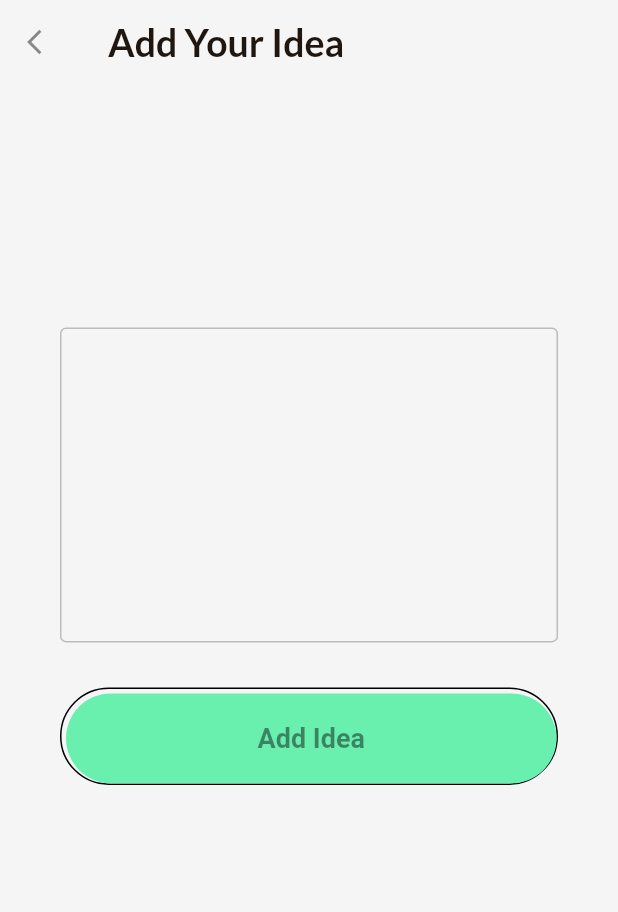
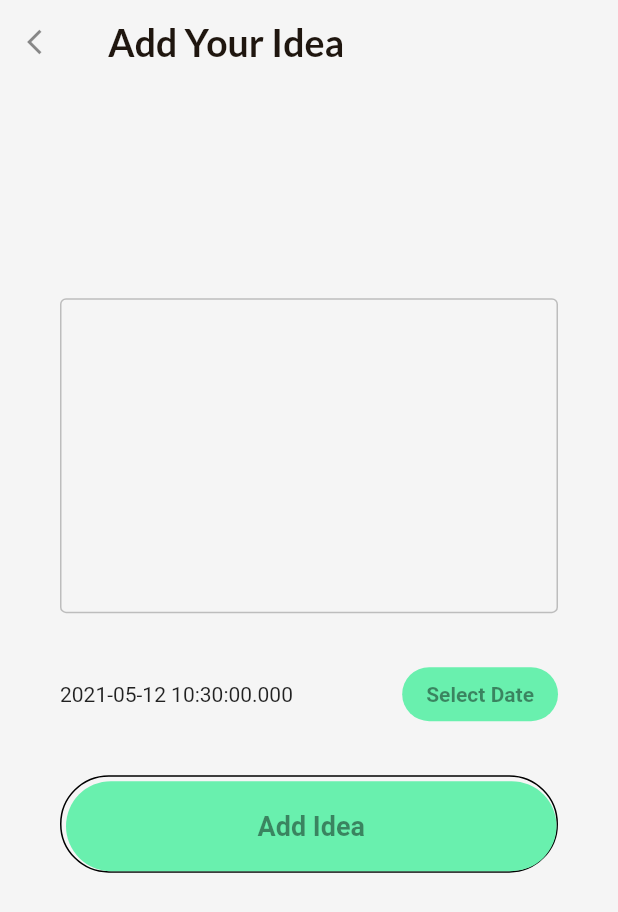
Before and after one commit to saurabhgrewal718/my_notes_flutter_app, a Flutter app: the Idea_form_container screen opened by its route, on a phone screen of 412 x 824 dp. Shown: the top 912 px of the screen. Run offline on Flutter 3.47's test engine with Material 2 defaults, Android fonts, the phone set to English and light mode, and no system bars; our stand-ins replace cloud_firestore, firebase_core, flutter_icons, get, google_fonts; accounts and stored records are empty.

Commit message:
date time added

```diff
--- a/lib/pages/idea.dart
+++ b/lib/pages/idea.dart
@@ -1,5 +1,6 @@
 import 'package:flutter/material.dart';
 import 'package:flutter/services.dart';
+import 'package:intl/intl.dart';
 import '../themes.dart';
 
 
@@ -11,8 +12,11 @@ class Idea extends StatefulWidget {
 class _IdeaState extends State<Idea> {
   // final _auth = FirebaseAuth.instance;
   final _form = GlobalKey<FormState>();
+  DateTime currentDate = DateTime.now();
   String _idea = '';
-  String _date = '';
+  DateTime _date;
+  String _formattedDate='';
+  String _formattedTime='';
   var _isLoading= false;
 
   @override
@@ -21,11 +25,23 @@ class _IdeaState extends State<Idea> {
     FocusScope.of(context).unfocus();
     _form.currentState.save();
     print(_idea);
-    print(_date);
-    // Navigator.of(context).pop();
+    print(_formattedDate);
+    print(_formattedTime);
+    Navigator.of(context).pop();
 
   }
 
+  Future<void> _selectDate(BuildContext context) async {
+    final DateTime pickedDate = await showDatePicker(
+        context: context,
+        initialDate: currentDate,
+        firstDate: DateTime(2015),
+        lastDate: DateTime(2050));
+    if (pickedDate != null && pickedDate != currentDate)
+      setState(() {
+        currentDate = pickedDate;
+      });
+  }
 
   @override
   Widget build(BuildContext context) {
@@ -66,10 +82,31 @@ class _IdeaState extends State<Idea> {
                           ),
                           onSaved: (value){
                             _idea=value;
-                            _date=DateTime.now().toString();
+                            _date=DateTime.now();
+                            _formattedDate = DateFormat('yyyy-MM-dd').format(_date);
+                            _formattedTime = DateFormat('kk:mm').format(_date);
                           },
                         ),
-
+                        SizedBox(height: 30,),
+                        Row(
+                          mainAxisAlignment: MainAxisAlignment.spaceBetween,
+                          children: [
+                            Text(currentDate.toString()),
+                            MaterialButton(
+                              onPressed: () => _selectDate(context),
+                              color: Colors.greenAccent,
+                              elevation: 0,
+                              shape: RoundedRectangleBorder(
+                                borderRadius: BorderRadius.circular(50)
+                              ),
+                              child: Text("Select Date", style: TextStyle(
+                                fontWeight: FontWeight.w600,
+                                fontSize: 14,
+                                color: Colors.black45
+                              ),),
+                            ),
+                          ],
+                        ),
                         SizedBox(height: 30,),
                       ],
                     ),
```
